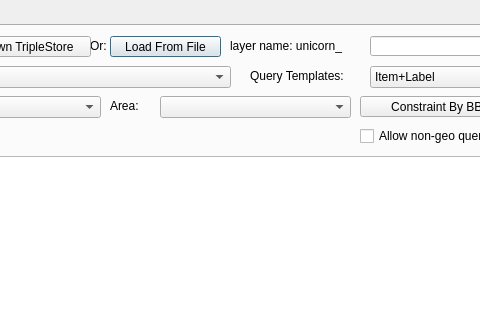
The window that sparql_unicorn/sparql_unicorn_dialog_base.ui (sparqlunicorn/sparqlunicornGoesGIS) describes before a commit, drawn with Qt 5; both pictures show x 412 to 892 and y 0 to 320 of the 974 by 659 pixel window.
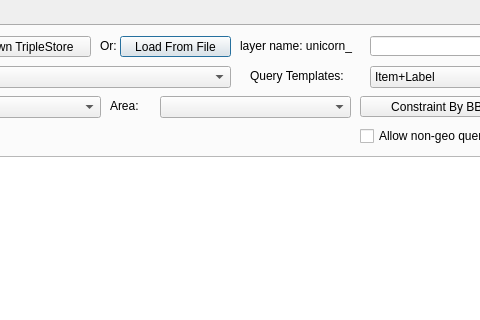
The same window after the commit.

Patch:
```diff
--- a/sparql_unicorn/sparql_unicorn_dialog_base.ui
+++ b/sparql_unicorn/sparql_unicorn_dialog_base.ui
@@ -91,7 +91,7 @@
     <widget class="QLabel" name="label_4">
      <property name="geometry">
       <rect>
-       <x>500</x>
+       <x>510</x>
        <y>10</y>
        <width>21</width>
        <height>20</height>
@@ -104,7 +104,7 @@
     <widget class="QPushButton" name="loadFileButton">
      <property name="geometry">
       <rect>
-       <x>520</x>
+       <x>530</x>
        <y>10</y>
        <width>111</width>
        <height>21</height>
@@ -117,7 +117,7 @@
     <widget class="QLabel" name="label">
      <property name="geometry">
       <rect>
-       <x>640</x>
+       <x>650</x>
        <y>10</y>
        <width>151</width>
        <height>20</height>
```
